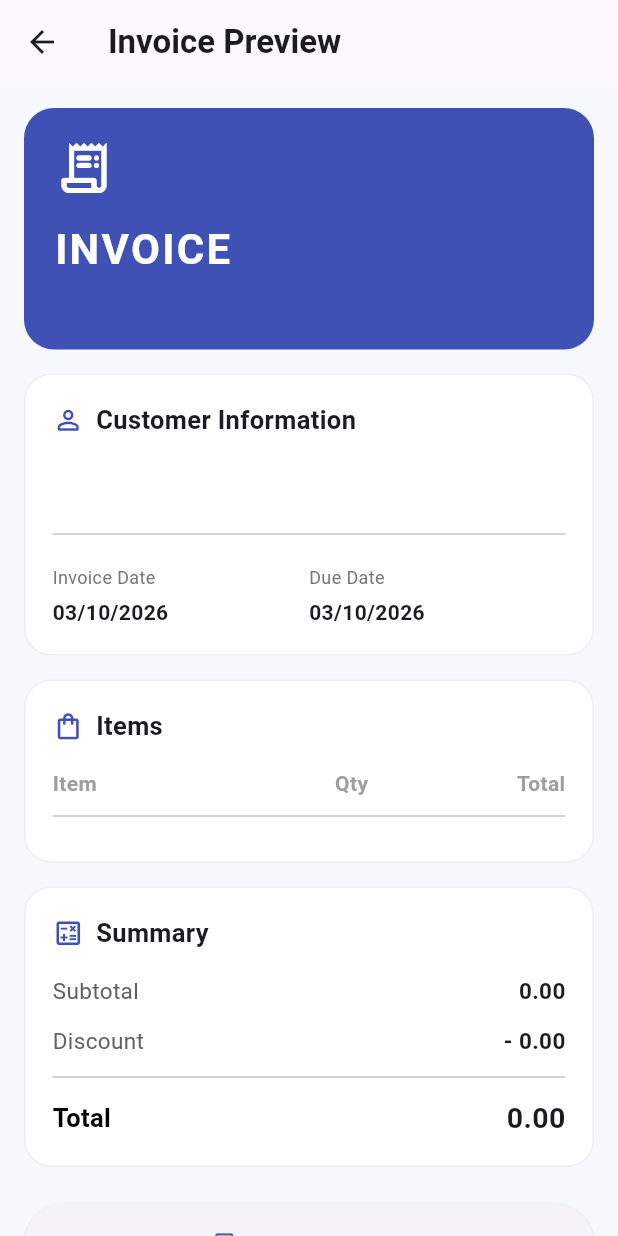
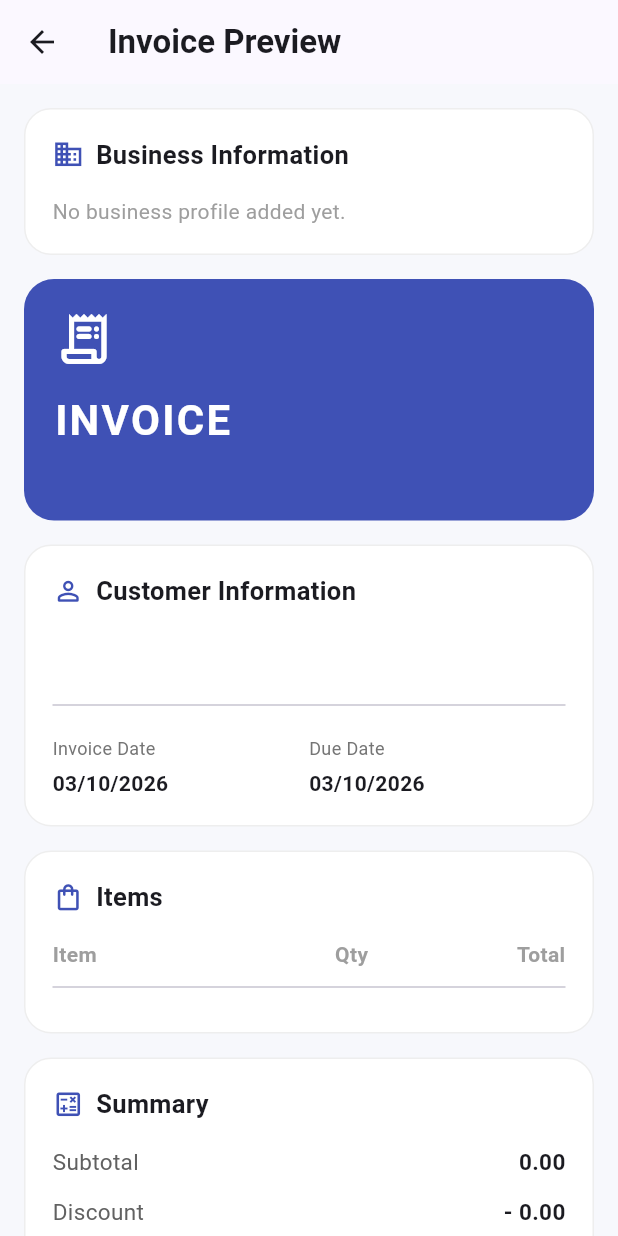
Before and after one commit to MuhammadSirajShah/Invoice-Bill-Maker-, a Flutter app: the InvoicePreviewScreen screen opened directly with empty values, on a phone screen of 412 x 824 dp. Run offline on Flutter 3.47's test engine with Material 3 defaults, Android fonts, the phone set to English and light mode, and no system bars; our stand-ins replace pdf, share_plus, shared_preferences; accounts and stored records are empty.

Commit message:
Update project

```diff
--- a/lib/screens/invoice_preview_screen.dart
+++ b/lib/screens/invoice_preview_screen.dart
@@ -1,9 +1,12 @@
 import 'package:flutter/material.dart';
 import 'package:share_plus/share_plus.dart';
+
+import '../models/business_model.dart';
 import '../models/invoice_model.dart';
+import '../services/business_storage_service.dart';
 import '../services/pdf_service.dart';
 
-class InvoicePreviewScreen extends StatelessWidget {
+class InvoicePreviewScreen extends StatefulWidget {
   final InvoiceModel invoice;
 
   const InvoicePreviewScreen({
@@ -12,7 +15,129 @@ class InvoicePreviewScreen extends StatelessWidget {
   });
 
   @override
+  State<InvoicePreviewScreen> createState() =>
+      _InvoicePreviewScreenState();
+}
+
+class _InvoicePreviewScreenState
+    extends State<InvoicePreviewScreen> {
+  BusinessModel? business;
+
+  bool isLoadingBusiness = true;
+
+  @override
+  void initState() {
+    super.initState();
+
+    _loadBusiness();
+  }
+
+  Future<void> _loadBusiness() async {
+    final savedBusiness =
+    await BusinessStorageService.getBusiness();
+
+    if (!mounted) {
+      return;
+    }
+
+    setState(() {
+      business = savedBusiness;
+      isLoadingBusiness = false;
+    });
+  }
+
+  Future<void> _generatePdf() async {
+    try {
+      final filePath =
+      await PdfService.saveInvoicePdf(
+        widget.invoice,
+      );
+
+      if (!mounted) {
+        return;
+      }
+
+      ScaffoldMessenger.of(context).showSnackBar(
+        const SnackBar(
+          content: Text(
+            'PDF saved successfully.',
+          ),
+          duration: Duration(seconds: 3),
+        ),
+      );
+    } catch (e) {
+      if (!mounted) {
+        return;
+      }
+
+      ScaffoldMessenger.of(context).showSnackBar(
+        SnackBar(
+          content: Text(
+            'Failed to generate PDF: $e',
+          ),
+        ),
+      );
+    }
+  }
+
+  Future<void> _shareInvoice() async {
+    try {
+      final filePath =
+      await PdfService.saveInvoicePdf(
+        widget.invoice,
+      );
+
+      if (!mounted) {
+        return;
+      }
+
+      final result =
+      await SharePlus.instance.share(
+        ShareParams(
+          title: 'Share Invoice',
+          subject:
+          'Invoice ${widget.invoice.invoiceNumber}',
+          text:
+          'Invoice ${widget.invoice.invoiceNumber}',
+          files: [
+            XFile(filePath),
+          ],
+        ),
+      );
+
+      if (!mounted) {
+        return;
+      }
+
+      if (result.status ==
+          ShareResultStatus.success) {
+        ScaffoldMessenger.of(context).showSnackBar(
+          const SnackBar(
+            content: Text(
+              'Invoice shared successfully.',
+            ),
+          ),
+        );
+      }
+    } catch (e) {
+      if (!mounted) {
+        return;
+      }
+
+      ScaffoldMessenger.of(context).showSnackBar(
+        SnackBar(
+          content: Text(
+            'Failed to share invoice: $e',
+          ),
+        ),
+      );
+    }
+  }
+
+  @override
   Widget build(BuildContext context) {
+    final invoice = widget.invoice;
+
     return Scaffold(
       appBar: AppBar(
         title: const Text(
@@ -22,27 +147,47 @@ class InvoicePreviewScreen extends StatelessWidget {
           ),
         ),
       ),
-      body: SingleChildScrollView(
+      body: isLoadingBusiness
+          ? const Center(
+        child: CircularProgressIndicator(),
+      )
+          : SingleChildScrollView(
         padding: const EdgeInsets.all(16),
         child: Column(
           children: [
-            _InvoiceHeader(invoice: invoice),
+            _BusinessSection(
+              business: business,
+            ),
 
             const SizedBox(height: 16),
 
-            _CustomerSection(invoice: invoice),
+            _InvoiceHeader(
+              invoice: invoice,
+            ),
 
             const SizedBox(height: 16),
 
-            _ItemsSection(invoice: invoice),
+            _CustomerSection(
+              invoice: invoice,
+            ),
 
             const SizedBox(height: 16),
 
-            _SummarySection(invoice: invoice),
+            _ItemsSection(
+              invoice: invoice,
+            ),
+
+            const SizedBox(height: 16),
+
+            _SummarySection(
+              invoice: invoice,
+            ),
 
             if (invoice.notes.isNotEmpty) ...[
               const SizedBox(height: 16),
-              _NotesSection(invoice: invoice),
+              _NotesSection(
+                invoice: invoice,
+              ),
             ],
 
             const SizedBox(height: 24),
@@ -51,38 +196,7 @@ class InvoicePreviewScreen extends StatelessWidget {
               width: double.infinity,
               height: 55,
               child: ElevatedButton.icon(
-                onPressed: () async {
-                  try {
-                    final filePath = await PdfService.saveInvoicePdf(
-                      invoice,
-                    );
-
-                    if (!context.mounted) {
-                      return;
-                    }
-
-                    ScaffoldMessenger.of(context).showSnackBar(
-                      SnackBar(
-                        content: Text(
-                          'PDF saved successfully.',
-                        ),
-                        duration: const Duration(seconds: 3),
-                      ),
-                    );
-                  } catch (e) {
-                    if (!context.mounted) {
-                      return;
-                    }
-
-                    ScaffoldMessenger.of(context).showSnackBar(
-                      SnackBar(
-                        content: Text(
-                          'Failed to generate PDF: $e',
-                        ),
-                      ),
-                    );
-                  }
-                },
+                onPressed: _generatePdf,
                 icon: const Icon(
                   Icons.picture_as_pdf_outlined,
                 ),
@@ -90,7 +204,8 @@ class InvoicePreviewScreen extends StatelessWidget {
                   'Generate PDF',
                   style: TextStyle(
                     fontSize: 16,
-                    fontWeight: FontWeight.bold,
+                    fontWeight:
+                    FontWeight.bold,
                   ),
                 ),
               ),
@@ -102,54 +217,7 @@ class InvoicePreviewScreen extends StatelessWidget {
               width: double.infinity,
               height: 55,
               child: OutlinedButton.icon(
-                onPressed: () async {
-                  try {
-                    final filePath = await PdfService.saveInvoicePdf(
-                      invoice,
-                    );
-
-                    if (!context.mounted) {
-                      return;
-                    }
-
-                    final result = await SharePlus.instance.share(
-                      ShareParams(
-                        title: 'Share Invoice',
-                        subject: 'Invoice ${invoice.invoiceNumber}',
-                        text: 'Invoice ${invoice.invoiceNumber}',
-                        files: [
-                          XFile(filePath),
-                        ],
-                      ),
-                    );
-
-                    if (!context.mounted) {
-                      return;
-                    }
-
-                    if (result.status == ShareResultStatus.success) {
-                      ScaffoldMessenger.of(context).showSnackBar(
-                        const SnackBar(
-                          content: Text(
-                            'Invoice shared successfully.',
-                          ),
-                        ),
-                      );
-                    }
-                  } catch (e) {
-                    if (!context.mounted) {
-                      return;
-                    }
-
-                    ScaffoldMessenger.of(context).showSnackBar(
-                      SnackBar(
-                        content: Text(
-                          'Failed to share invoice: $e',
-                        ),
-                      ),
-                    );
-                  }
-                },
+                onPressed: _shareInvoice,
                 icon: const Icon(
                   Icons.share_outlined,
                 ),
@@ -157,7 +225,8 @@ class InvoicePreviewScreen extends StatelessWidget {
                   'Share Invoice',
                   style: TextStyle(
                     fontSize: 16,
-                    fontWeight: FontWeight.bold,
+                    fontWeight:
+                    FontWeight.bold,
                   ),
                 ),
               ),
@@ -167,6 +236,154 @@ class InvoicePreviewScreen extends StatelessWidget {
           ],
         ),
       ),
+    );
+  }
+}
+
+class _BusinessSection extends StatelessWidget {
+  final BusinessModel? business;
+
+  const _BusinessSection({
+    required this.business,
+  });
+
+  @override
+  Widget build(BuildContext context) {
+    if (business == null) {
+      return _SectionCard(
+        title: 'Business Information',
+        icon: Icons.business_outlined,
+        child: const Text(
+          'No business profile added yet.',
+          style: TextStyle(
+            color: Colors.grey,
+          ),
+        ),
+      );
+    }
+
+    final hasPhone =
+        business!.phone.isNotEmpty;
+
+    final hasEmail =
+        business!.email.isNotEmpty;
+
+    final hasAddress =
+        business!.address.isNotEmpty;
+
+    return Container(
+      width: double.infinity,
+      padding: const EdgeInsets.all(20),
+      decoration: BoxDecoration(
+        color: Colors.indigo,
+        borderRadius: BorderRadius.circular(20),
+      ),
+      child: Column(
+        crossAxisAlignment:
+        CrossAxisAlignment.start,
+        children: [
+          Row(
+            children: [
+              Container(
+                width: 46,
+                height: 46,
+                decoration: BoxDecoration(
+                  color: Colors.white
+                      .withValues(alpha: 0.15),
+                  borderRadius:
+                  BorderRadius.circular(12),
+                ),
+                child: const Icon(
+                  Icons.business_outlined,
+                  color: Colors.white,
+                  size: 25,
+                ),
+              ),
+              const SizedBox(width: 12),
+              const Expanded(
+                child: Text(
+                  'Business Information',
+                  style: TextStyle(
+                    color: Colors.white70,
+                    fontSize: 13,
+                    fontWeight: FontWeight.w500,
+                  ),
+                ),
+              ),
+            ],
+          ),
+
+          const SizedBox(height: 16),
+
+          Text(
+            business!.businessName,
+            style: const TextStyle(
+              color: Colors.white,
+              fontSize: 21,
+              fontWeight: FontWeight.bold,
+            ),
+          ),
+
+          if (hasPhone) ...[
+            const SizedBox(height: 10),
+            _BusinessInfoRow(
+              icon: Icons.phone_outlined,
+              text: business!.phone,
+            ),
+          ],
+
+          if (hasEmail) ...[
+            const SizedBox(height: 8),
+            _BusinessInfoRow(
+              icon: Icons.email_outlined,
+              text: business!.email,
+            ),
+          ],
+
+          if (hasAddress) ...[
+            const SizedBox(height: 8),
+            _BusinessInfoRow(
+              icon: Icons.location_on_outlined,
+              text: business!.address,
+            ),
+          ],
+        ],
+      ),
+    );
+  }
+}
+
+class _BusinessInfoRow extends StatelessWidget {
+  final IconData icon;
+  final String text;
+
+  const _BusinessInfoRow({
+    required this.icon,
+    required this.text,
+  });
+
+  @override
+  Widget build(BuildContext context) {
+    return Row(
+      crossAxisAlignment:
+      CrossAxisAlignment.start,
+      children: [
+        Icon(
+          icon,
+          size: 17,
+          color: Colors.white70,
+        ),
+        const SizedBox(width: 8),
+        Expanded(
+          child: Text(
+            text,
+            style: const TextStyle(
+              color: Colors.white70,
+              fontSize: 13,
+            ),
+          ),
+        ),
+      ],
     );
   }
 }
@@ -188,7 +405,8 @@ class _InvoiceHeader extends StatelessWidget {
         borderRadius: BorderRadius.circular(20),
       ),
       child: Column(
-        crossAxisAlignment: CrossAxisAlignment.start,
+        crossAxisAlignment:
+        CrossAxisAlignment.start,
         children: [
           const Icon(
             Icons.receipt_long_rounded,
@@ -232,7 +450,8 @@ class _CustomerSection extends StatelessWidget {
       title: 'Customer Information',
       icon: Icons.person_outline_rounded,
       child: Column(
-        crossAxisAlignment: CrossAxisAlignment.start,
+        crossAxisAlignment:
+        CrossAxisAlignment.start,
         children: [
           Text(
             invoice.customerName,
@@ -263,13 +482,17 @@ class _CustomerSection extends StatelessWidget {
               Expanded(
                 child: _DateInfo(
                   title: 'Invoice Date',
-                  date: _formatDate(invoice.invoiceDate),
+                  date: _formatDate(
+                    invoice.invoiceDate,
+                  ),
                 ),
               ),
               Expanded(
                 child: _DateInfo(
                   title: 'Due Date',
-                  date: _formatDate(invoice.dueDate),
+                  date: _formatDate(
+                    invoice.dueDate,
+                  ),
                 ),
               ),
             ],
@@ -343,23 +566,28 @@ class _ItemsSection extends StatelessWidget {
                       child: Text(
                         item.name,
                         style: const TextStyle(
-                          fontWeight: FontWeight.w600,
+                          fontWeight:
+                          FontWeight.w600,
                         ),
                       ),
                     ),
                     Expanded(
                       child: Text(
                         item.quantity.toString(),
-                        textAlign: TextAlign.center,
+                        textAlign:
+                        TextAlign.center,
                       ),
                     ),
                     Expanded(
                       flex: 2,
                       child: Text(
-                        '${invoice.currency} ${item.total.toStringAsFixed(2)}',
-                        textAlign: TextAlign.end,
+                        '${invoice.currency} '
+                            '${item.total.toStringAsFixed(2)}',
+                        textAlign:
+                        TextAlign.end,
                         style: const TextStyle(
-                          fontWeight: FontWeight.w600,
+                          fontWeight:
+                          FontWeight.w600,
                         ),
                       ),
                     ),
@@ -391,19 +619,22 @@ class _SummarySection extends StatelessWidget {
           _SummaryRow(
             title: 'Subtotal',
             value:
-            '${invoice.currency} ${invoice.subtotal.toStringAsFixed(2)}',
+            '${invoice.currency} '
+                '${invoice.subtotal.toStringAsFixed(2)}',
           ),
           const SizedBox(height: 12),
           _SummaryRow(
             title: 'Discount',
             value:
-            '-${invoice.currency} ${invoice.discount.toStringAsFixed(2)}',
+            '-${invoice.currency} '
+                '${invoice.discount.toStringAsFixed(2)}',
           ),
           const Divider(height: 28),
           _SummaryRow(
             title: 'Total',
             value:
-            '${invoice.currency} ${invoice.total.toStringAsFixed(2)}',
+            '${invoice.currency} '
+                '${invoice.total.toStringAsFixed(2)}',
             isTotal: true,
           ),
         ],
@@ -453,13 +684,15 @@ class _SectionCard extends StatelessWidget {
       padding: const EdgeInsets.all(18),
       decoration: BoxDecoration(
         color: Colors.white,
-        borderRadius: BorderRadius.circular(18),
+        borderRadius:
+        BorderRadius.circular(18),
         border: Border.all(
           color: Colors.grey.shade200,
         ),
       ),
       child: Column(
-        crossAxisAlignment: CrossAxisAlignment.start,
+        crossAxisAlignment:
+        CrossAxisAlignment.start,
         children: [
           Row(
             children: [
@@ -473,7 +706,8 @@ class _SectionCard extends StatelessWidget {
                 title,
                 style: const TextStyle(
                   fontSize: 17,
-                  fontWeight: FontWeight.bold,
+                  fontWeight:
+                  FontWeight.bold,
                 ),
               ),
             ],
@@ -530,7 +764,8 @@ class _DateInfo extends StatelessWidget {
   @override
   Widget build(BuildContext context) {
     return Column(
-      crossAxisAlignment: CrossAxisAlignment.start,
+      crossAxisAlignment:
+      CrossAxisAlignment.start,
       children: [
         Text(
           title,
@@ -565,16 +800,19 @@ class _SummaryRow extends StatelessWidget {
   @override
   Widget build(BuildContext context) {
     return Row(
-      mainAxisAlignment: MainAxisAlignment.spaceBetween,
+      mainAxisAlignment:
+      MainAxisAlignment.spaceBetween,
       children: [
         Text(
           title,
           style: TextStyle(
             fontSize: isTotal ? 17 : 15,
-            fontWeight:
-            isTotal ? FontWeight.bold : FontWeight.normal,
-            color:
-            isTotal ? Colors.black : Colors.grey.shade700,
+            fontWeight: isTotal
+                ? FontWeight.bold
+                : FontWeight.normal,
+            color: isTotal
+                ? Colors.black
+                : Colors.grey.shade700,
           ),
         ),
         Text(
```
